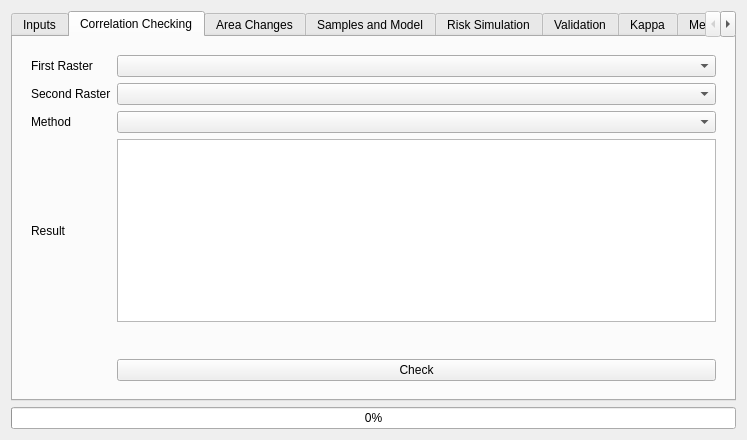
This is ui/moluscedialogbase.ui in nextgis/qgis_molusce as Qt 5 draws it before an edit. The edited form follows.
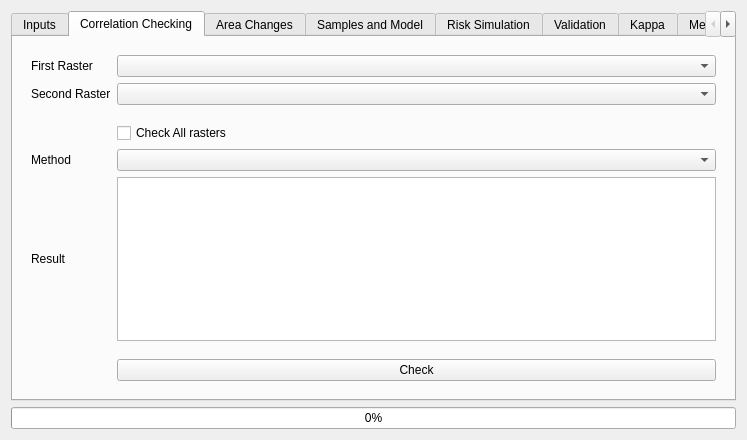
This is the edited form. The open tabs and pages were chosen to show the change. Custom widgets are drawn as their Qt base class.

Commit message: Multiple correlation

What changed in the file:
```diff
--- a/ui/moluscedialogbase.ui
+++ b/ui/moluscedialogbase.ui
@@ -146,7 +146,20 @@
          <property name="margin">
           <number>9</number>
          </property>
-         <item row="4" column="0">
+         <item row="2" column="1">
+          <spacer name="verticalSpacer_5">
+           <property name="orientation">
+            <enum>Qt::Vertical</enum>
+           </property>
+           <property name="sizeHint" stdset="0">
+            <size>
+             <width>20</width>
+             <height>40</height>
+            </size>
+           </property>
+          </spacer>
+         </item>
+         <item row="6" column="0">
           <spacer name="verticalSpacer_3">
            <property name="orientation">
             <enum>Qt::Vertical</enum>
@@ -159,7 +172,7 @@
            </property>
           </spacer>
          </item>
-         <item row="2" column="0">
+         <item row="4" column="0">
           <widget class="QLabel" name="label_9">
            <property name="text">
             <string>Method</string>
@@ -169,7 +182,7 @@
          <item row="1" column="1">
           <widget class="QComboBox" name="cmbSecondRaster"/>
          </item>
-         <item row="2" column="1">
+         <item row="4" column="1">
           <widget class="QComboBox" name="cmbCorrCheckMethod"/>
          </item>
          <item row="0" column="1">
@@ -189,23 +202,30 @@
            </property>
           </widget>
          </item>
-         <item row="3" column="0">
+         <item row="5" column="0">
           <widget class="QLabel" name="label_10">
            <property name="text">
             <string>Result</string>
            </property>
           </widget>
          </item>
-         <item row="3" column="1">
-          <widget class="QTableWidget" name="tblCorrelation"/>
-         </item>
          <item row="5" column="1">
+          <widget class="QTableWidget" name="tblCorrelation"/>
+         </item>
+         <item row="7" column="1">
           <widget class="QPushButton" name="btnStartCorrChecking">
            <property name="text">
             <string>Check</string>
            </property>
           </widget>
          </item>
+         <item row="3" column="1">
+          <widget class="QCheckBox" name="chkAllCorr">
+           <property name="text">
+            <string>Check All rasters</string>
+           </property>
+          </widget>
+         </item>
         </layout>
        </item>
       </layout>
```
Left out of the diff: 2 changed lines with no effect on the pictures. The commit also changes 2 other files.
